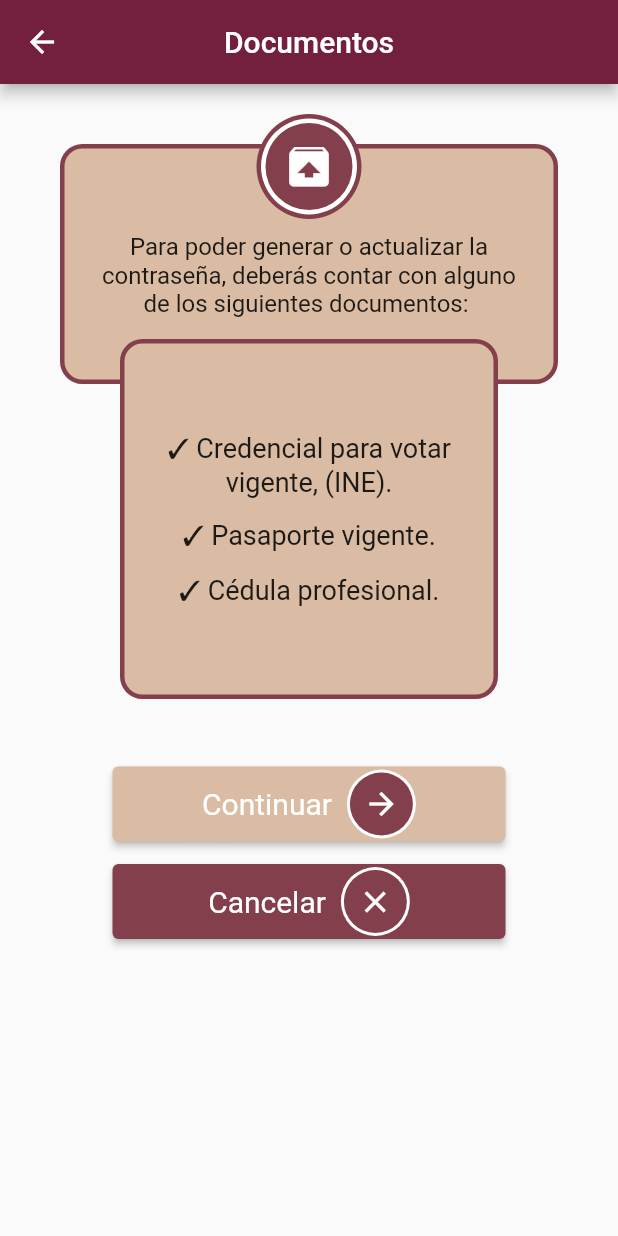
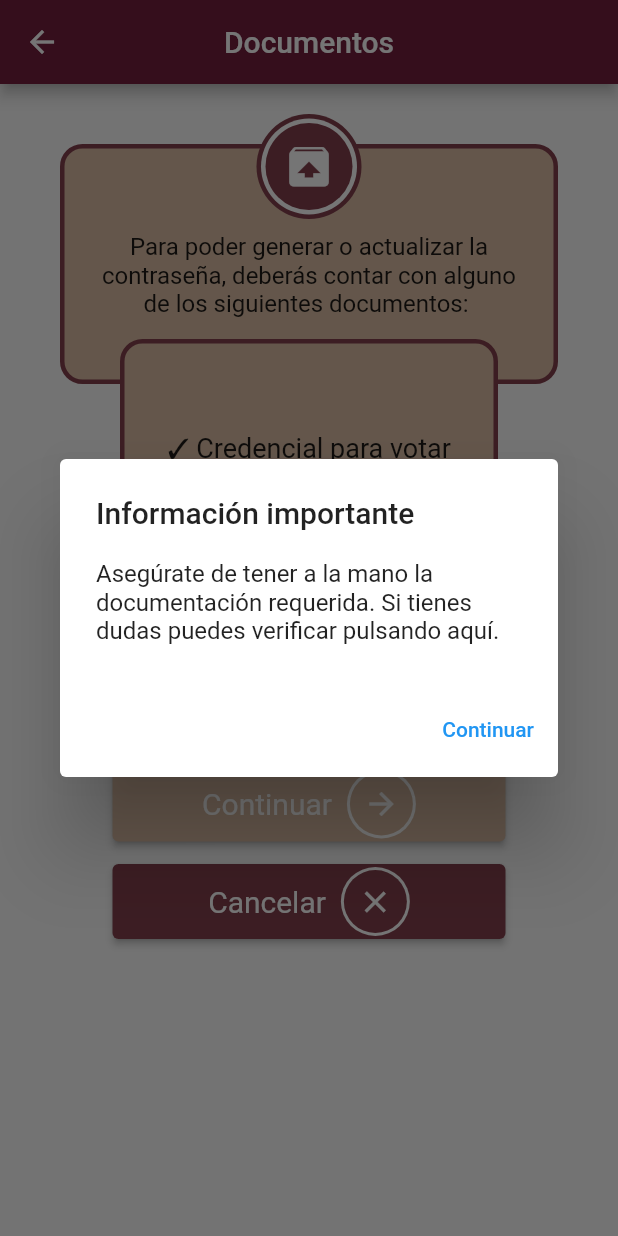
Before and after one commit to luigialejandro/flutter_set_of_decorated_cards, a Flutter app: the DocsRequiredCard screen opened directly, on a phone screen of 412 x 824 dp. Run offline on Flutter 3.47's test engine with Material 2 defaults, Android fonts, the phone set to English and light mode, and no system bars.

```diff
--- a/lib/docs_required_card.dart
+++ b/lib/docs_required_card.dart
@@ -1,6 +1,7 @@
 import 'dart:math';
 
 import 'package:flutter/material.dart';
+import 'package:flutter_set_of_decorated_cards/terms_conditions.dart';
 
 class DocsRequiredCard extends StatefulWidget {
   DocsRequiredCard({Key? key}) : super(key: key);
@@ -10,6 +11,14 @@ class DocsRequiredCard extends StatefulWidget {
 }
 
 class _DocsRequiredCardState extends State<DocsRequiredCard> {
+  @override
+  void initState() {
+    super.initState();
+    Future.delayed(Duration.zero, () {
+      showAlertDialog(context);
+    });
+  }
+
   @override
   Widget build(BuildContext context) {
     return Scaffold(
@@ -137,8 +146,13 @@ class _DocsRequiredCardState extends State<DocsRequiredCard> {
           buildButton(
             stepsTitle: 'Continuar',
             stepsIcon: Icons.arrow_forward,
-            stepsOnClicked: () {},
+            stepsOnClicked: () => Navigator.of(context).push(
+              MaterialPageRoute(
+                builder: (context) => TermsConditions(),
+              ),
+            ),
             stepsColor: Color(0xffD9BCA3),
+            stepsAvatarColor: Color(0xffD9BCA3),
           ),
           SizedBox(height: 15),
           buildButton(
@@ -146,6 +160,7 @@ class _DocsRequiredCardState extends State<DocsRequiredCard> {
             stepsIcon: Icons.clear,
             stepsOnClicked: () {},
             stepsColor: Color(0xff833F4C),
+            stepsAvatarColor: Color(0xff833F4C),
           ),
         ],
       ),
@@ -157,6 +172,7 @@ class _DocsRequiredCardState extends State<DocsRequiredCard> {
     required IconData stepsIcon,
     required VoidCallback stepsOnClicked,
     required Color stepsColor,
+    required Color stepsAvatarColor,
   }) =>
       Container(
         height: 50,
@@ -179,7 +195,7 @@ class _DocsRequiredCardState extends State<DocsRequiredCard> {
                 backgroundColor: Colors.white,
                 child: CircleAvatar(
                     radius: 21,
-                    backgroundColor: Color(0xff833F4C),
+                    backgroundColor: stepsAvatarColor,
                     child: Icon(stepsIcon, size: 24, color: Colors.white)),
               ),
             ],
@@ -187,4 +203,28 @@ class _DocsRequiredCardState extends State<DocsRequiredCard> {
           onPressed: stepsOnClicked,
         ),
       );
+
+  showAlertDialog(BuildContext context) {
+    Widget okButton = TextButton(
+        child: Text("Continuar"),
+        onPressed: () => {Navigator.of(context).pop()});
+
+    // set up the AlertDialog
+    AlertDialog alert = AlertDialog(
+      title: Text("Información importante"),
+      content: Text(
+          "Asegúrate de tener a la mano la documentación requerida. Si tienes dudas puedes verificar pulsando aquí."),
+      actions: [
+        okButton,
+      ],
+    );
+
+    // show the dialog
+    showDialog(
+      context: context,
+      builder: (BuildContext context) {
+        return alert;
+      },
+    );
+  }
 }
```
Also changed, not shown: lib/terms_conditions.dart (added, +51 -0 lines).
